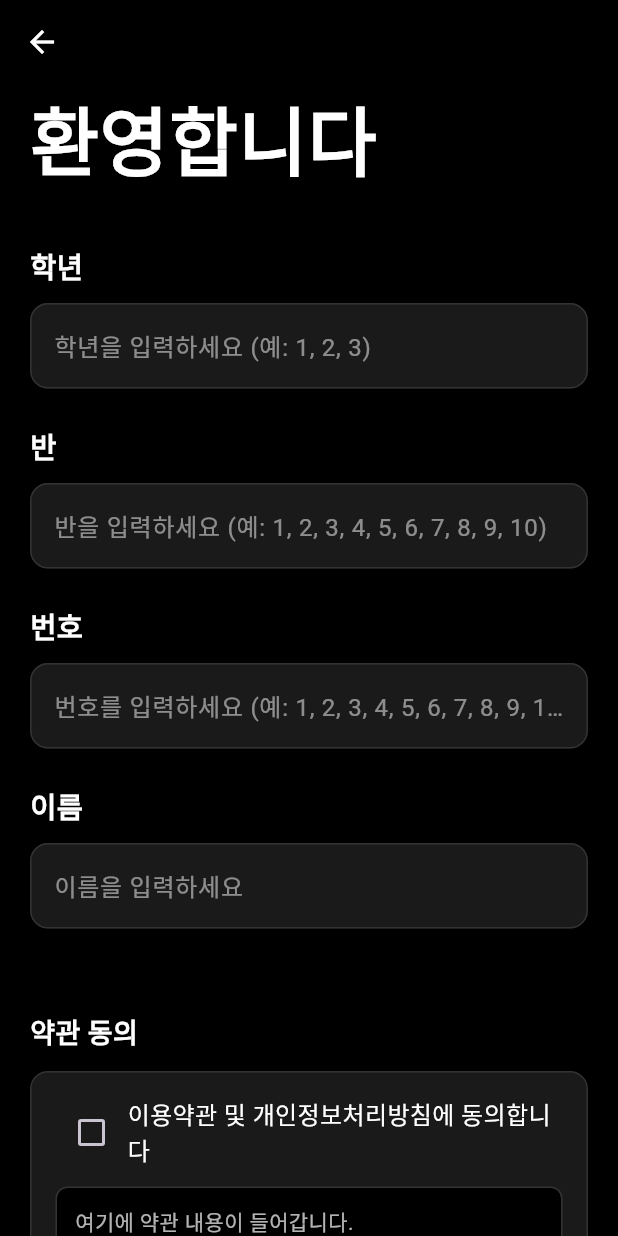
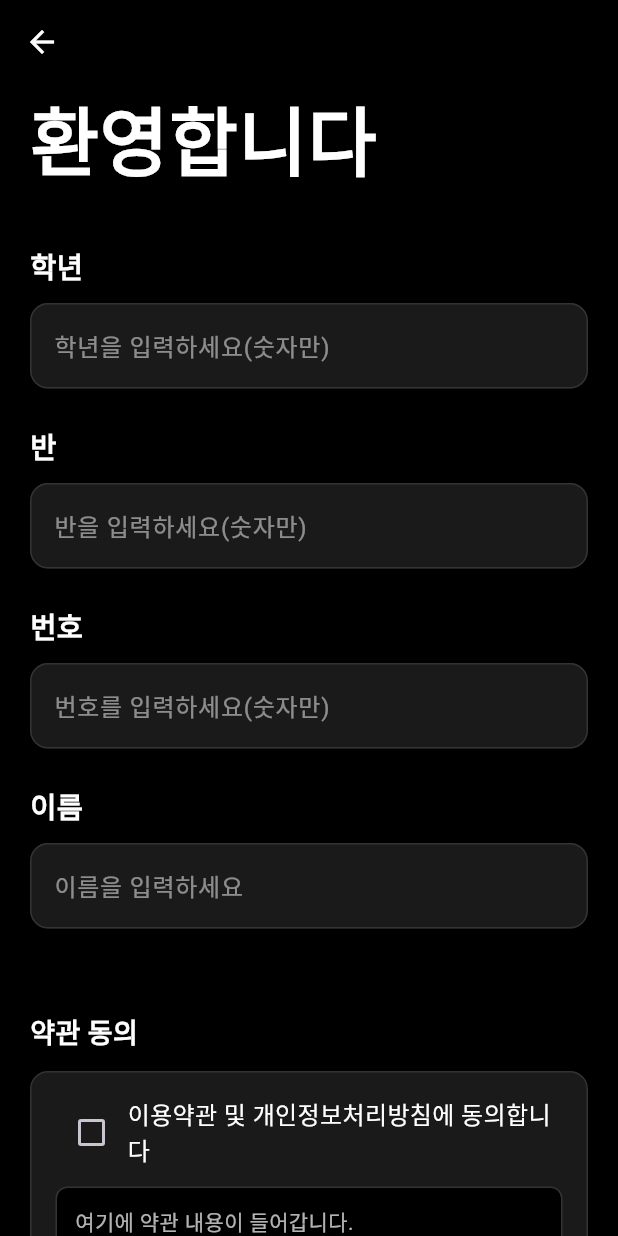
Before and after one commit to Gochon-Gothic/gochonHc_app, a Flutter app: the InitialSetupScreen screen opened directly with empty values, on a phone screen of 412 x 824 dp. Run offline on Flutter 3.47's test engine with Material 3 defaults, Android fonts, the phone set to English and light mode, and no system bars; our stand-ins replace cloud_firestore, dio, firebase_auth, firebase_core, flutter_svg, google_sign_in and 1 more; missing offline and left inert: gsheets, liquid_glass_renderer; accounts and stored records are empty; network calls fail; Roboto replaces fonts that are missing (SFPro); key blocks and very long unbroken strings in the code were emptied for the run.

Commit message:
로그인 수정 및 코드 일부 수정

```diff
--- a/lib/screens/initial_setup_screen.dart
+++ b/lib/screens/initial_setup_screen.dart
@@ -142,7 +142,7 @@ class _InitialSetupScreenState extends State<InitialSetupScreen> {
                   controller: _gradeController,
                   keyboardType: TextInputType.number,
                   decoration: InputDecoration(
-                    hintText: '학년을 입력하세요 (예: 1, 2, 3)',
+                    hintText: '학년을 입력하세요(숫자만)',
                     hintStyle: TextStyle(
                       color: textColor.withValues(alpha: 0.5),
                     ),
@@ -203,7 +203,7 @@ class _InitialSetupScreenState extends State<InitialSetupScreen> {
                   controller: _classController,
                   keyboardType: TextInputType.number,
                   decoration: InputDecoration(
-                    hintText: '반을 입력하세요 (예: 1, 2, 3, 4, 5, 6, 7, 8, 9, 10)',
+                    hintText: '반을 입력하세요(숫자만)',
                     hintStyle: TextStyle(
                       color: textColor.withValues(alpha: 0.5),
                     ),
@@ -241,8 +241,8 @@ class _InitialSetupScreenState extends State<InitialSetupScreen> {
                       return '반을 입력해주세요';
                     }
                     final classNum = int.tryParse(value.trim());
-                    if (classNum == null || classNum < 1 || classNum > 10) {
-                      return '반은 1부터 10까지의 숫자여야 합니다';
+                    if (classNum == null || classNum < 1 || classNum > 11) {
+                      return '반은 1부터 11까지의 숫자여야 합니다';
                     }
                     return null;
                   },
@@ -265,7 +265,7 @@ class _InitialSetupScreenState extends State<InitialSetupScreen> {
                   keyboardType: TextInputType.number,
                   decoration: InputDecoration(
                     hintText:
-                        '번호를 입력하세요 (예: 1, 2, 3, 4, 5, 6, 7, 8, 9, 10, 11, 12, 13, 14, 15, 16, 17, 18, 19, 20, 21, 22, 23, 24, 25, 26, 27, 28, 29, 30, 31, 32, 33, 34, 35, 36, 37, 38, 39, 40)',
+                        '번호를 입력하세요(숫자만)',
                     hintStyle: TextStyle(
                       color: textColor.withValues(alpha: 0.5),
                     ),
```
Also changed, not shown: 4 other files.
